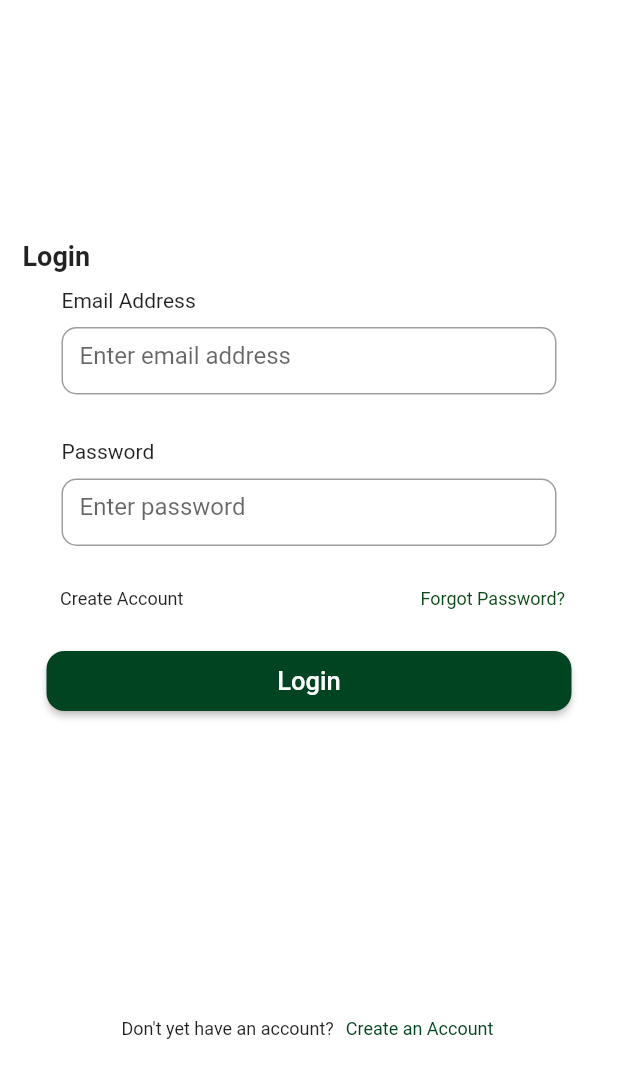
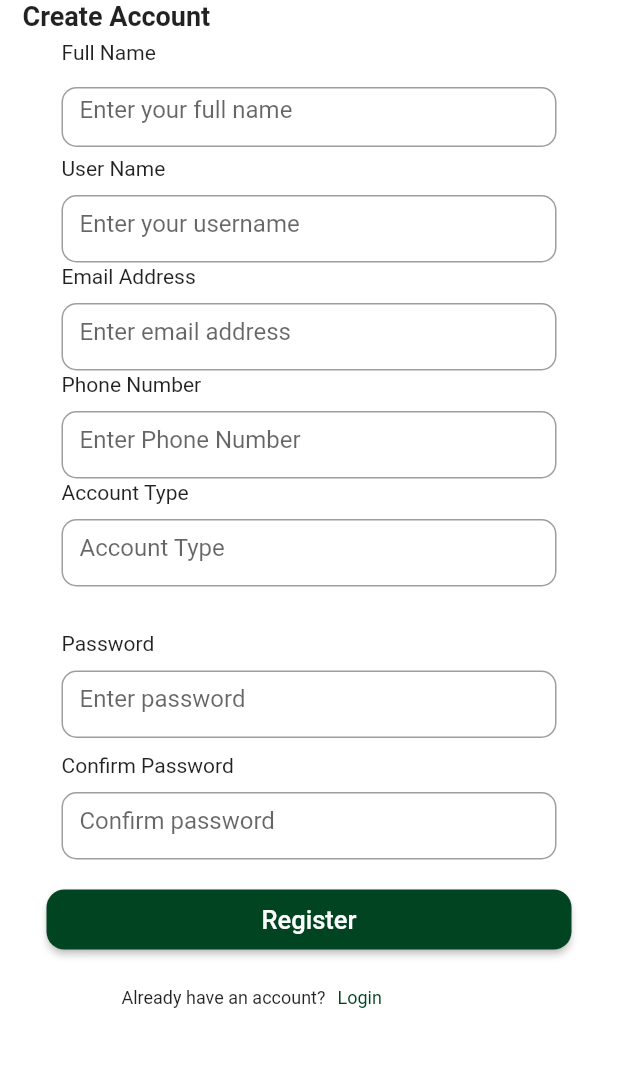
Before and after one commit to Lukong123/agroconnect, a Flutter app: the screen it shows after launch, on a phone screen of 412 x 824 dp. Shown: the top 1078 px of the screen. Run offline on Flutter 3.47's test engine with Material 2 defaults, Android fonts, the light colour scheme and no system bars.

Commit message:
register

```diff
--- a/lib/main.dart
+++ b/lib/main.dart
@@ -1,8 +1,11 @@
 import 'package:flutter/material.dart';
 import 'package:agroconnect/screens/AuthScreens/login.dart';
+import 'package:agroconnect/Screens/AuthScreens/register.dart';
 import 'package:agroconnect/screens/signup.dart';
 import 'package:agroconnect/screens/consumer_dashboard.dart';
 import 'package:agroconnect/screens/supplier_dashboard.dart';
+
+// import 'Screens/AuthScreens/register.dart';
 
   void main() => runApp(const MyApp());
 
@@ -14,7 +17,7 @@ class MyApp extends StatelessWidget {
   Widget build(BuildContext context) {
     return const MaterialApp(
       home: Scaffold(
-        body: Login(),
+        body: Register(),
       ),
       debugShowCheckedModeBanner: false,
     );
--- /dev/null
+++ b/lib/screens/AuthScreens/register.dart
@@ -0,0 +1,233 @@
+import 'package:agroconnect/Styles/colors.dart';
+import 'package:flutter/material.dart';
+import 'package:agroconnect/Styles/colors.dart';
+import 'package:flutter/material.dart';
+
+class Register extends StatefulWidget {
+  const Register({Key? key}) : super(key: key);
+
+  @override
+  State<Register> createState() => _RegisterState();
+}
+
+class _RegisterState extends State<Register> {
+  TextEditingController nameController = TextEditingController();
+  TextEditingController passwordController = TextEditingController();
+  bool checkvalue = false;
+
+  @override
+  Widget build(BuildContext context) {
+    return Scaffold(
+      backgroundColor: Colors.white,
+      body: SingleChildScrollView(
+        child: Column(
+          children: [
+            Container(
+              color: Colors.white,
+              child: Row(
+                children: [
+            SizedBox(height:10),
+
+            Padding(
+              padding: const EdgeInsets.fromLTRB(15, 0, 0, 0),
+              child: Text("Create Account",
+                style: TextStyle(
+                  fontSize: 18,
+                  fontWeight: FontWeight.w600,
+                ),
+                ),
+            ),
+                ],
+              )
+            ),
+
+            Container(
+              width: 360,
+              height: (MediaQuery.of(context).size.height),
+                decoration: BoxDecoration(
+                  borderRadius: BorderRadius.circular(20),
+                  color: Colors.white
+                ),
+                child: Padding(
+                    padding: const EdgeInsets.all(5),
+                    child: ListView(
+                      children: <Widget>[
+                        Container(
+                          padding: const EdgeInsets.fromLTRB(10, 1, 10, 5),
+                          child: const Text('Full Name'),
+                        ),
+                        SizedBox(
+                          height: 55,
+                          child: Container(
+                            padding: const EdgeInsets.fromLTRB(10, 10, 10, 5),
+                            child: TextField(
+                              obscureText: false,
+                              controller: passwordController,
+                              decoration:  InputDecoration(
+                                border: OutlineInputBorder(borderRadius: BorderRadius.circular(10)),
+                                hintText: 'Enter your full name',
+                              ),
+                            ),
+                          ),
+                        ),
+
+                        Container(
+                          padding: const EdgeInsets.fromLTRB(10, 1, 10, 0),
+                          child: const Text('User Name'),
+                        ),
+                        SizedBox(
+                          height: 55,
+                          child: Container(
+                            padding: const EdgeInsets.fromLTRB(10, 10, 10, 0),
+                            child: TextField(
+                              obscureText: false,
+                              controller: passwordController,
+                              decoration:  InputDecoration(
+                                border: OutlineInputBorder(borderRadius: BorderRadius.circular(10)),
+                                hintText: 'Enter your username',
+                              ),
+                            ),
+                          ),
+                        ),
+                        Container(
+                          padding: const EdgeInsets.fromLTRB(10, 1, 10, 0),
+                          child: const Text('Email Address'),
+                        ),
+                        SizedBox(
+                          height: 55,
+                          child: Container(
+                            padding: const EdgeInsets.fromLTRB(10, 10, 10, 0),
+                            child: TextField(
+                              obscureText: false,
+                              controller: passwordController,
+                              decoration:  InputDecoration(
+                                border: OutlineInputBorder(borderRadius: BorderRadius.circular(10)),
+                                hintText: 'Enter email address',
+                              ),
+                            ),
+                          ),
+                        ),
+
+                        Container(
+                          padding: const EdgeInsets.fromLTRB(10, 1, 10, 0),
+                          child: const Text('Phone Number'),
+                        ),
+                        SizedBox(
+                          height: 55,
+                          child: Container(
+                            padding: const EdgeInsets.fromLTRB(10, 10, 10, 0),
+                            child: TextField(
+                              obscureText: false,
+                              controller: passwordController,
+                              decoration:  InputDecoration(
+                                border: OutlineInputBorder(borderRadius: BorderRadius.circular(10)),
+                                hintText: 'Enter Phone Number',
+                              ),
+                            ),
+                          ),
+                        ),
+                        Container(
+                          padding: const EdgeInsets.fromLTRB(10, 1, 10, 0),
+                          child: const Text('Account Type'),
+                        ),
+                        SizedBox(
+                          height: 55,
+                          child: Container(
+                            padding: const EdgeInsets.fromLTRB(10, 10, 10, 0),
+                            child: TextField(
+                              obscureText: false,
+                              controller: passwordController,
+                              decoration:  InputDecoration(
+                                border: OutlineInputBorder(borderRadius: BorderRadius.circular(10)),
+                                hintText: 'Account Type',
+                              ),
+                            ),
+                          ),
+                        ),
+                        SizedBox(height: 20,),
+                        Container(
+                          padding: const EdgeInsets.fromLTRB(10, 10, 10, 0),
+                          child: const Text('Password'),
+                        ),
+                        SizedBox(
+                          height: 55,
+                          child: Container(
+                            padding: const EdgeInsets.fromLTRB(10, 10, 10, 0),
+                            child: TextField(
+                              obscureText: true,
+                              controller: passwordController,
+                              decoration:  InputDecoration(
+                                border: OutlineInputBorder(borderRadius: BorderRadius.circular(10)),
+                                hintText: 'Enter password',
+                              ),
+                            ),
+                          ),
+                        ),
+
+                         Container(
+                          padding: const EdgeInsets.fromLTRB(10, 10, 10, 0),
+                          child: const Text('Confirm Password'),
+                        ),
+                        SizedBox(
+                          height: 55,
+                          child: Container(
+                            padding: const EdgeInsets.fromLTRB(10, 10, 10, 0),
+                            child: TextField(
+                              obscureText: true,
+                              controller: passwordController,
+                              decoration:  InputDecoration(
+                                border: OutlineInputBorder(borderRadius: BorderRadius.circular(10)),
+                                hintText: 'Confirm password',
+                              ),
+                            ),
+                          ),
+                        ),
+                        SizedBox(height: 20,),
+
+            SizedBox(
+                            height: 40,
+                            width: 40,
+                            // padding: const EdgeInsets.fromLTRB(10, 0, 10, 0),
+                            child: ElevatedButton(
+                              child: const Text('Register',
+                              style: TextStyle(
+                                fontSize: 17,
+                              ),),
+                              onPressed: () {},
+                              style: ElevatedButton.styleFrom(
+                                primary: primaryColor,
+                                shape: RoundedRectangleBorder(
+                                  borderRadius: BorderRadius.circular(12),
+                                ),
+
+                              ),
+                            )
+                        ),
+                        SizedBox(height: 20,),
+
+            Padding(
+              padding: EdgeInsets.fromLTRB(50, 5, 10, 5),
+              child: Row(
+                children: [
+                  Text("Already have an account?",
+                  style: TextStyle(fontSize: 12.0),),
+                   SizedBox(width: 8),
+                                    //SizedBox
+                                    Text('Login',
+                                    style: TextStyle(color: primaryColor,
+                                    fontSize: 12.0,
+                                    ))
+                ],
+              ),
+            )
+
+                ],
+                ),
+                )
+
+                ),
+                ], ),
+      ),
+    );
+  }
+}
```
